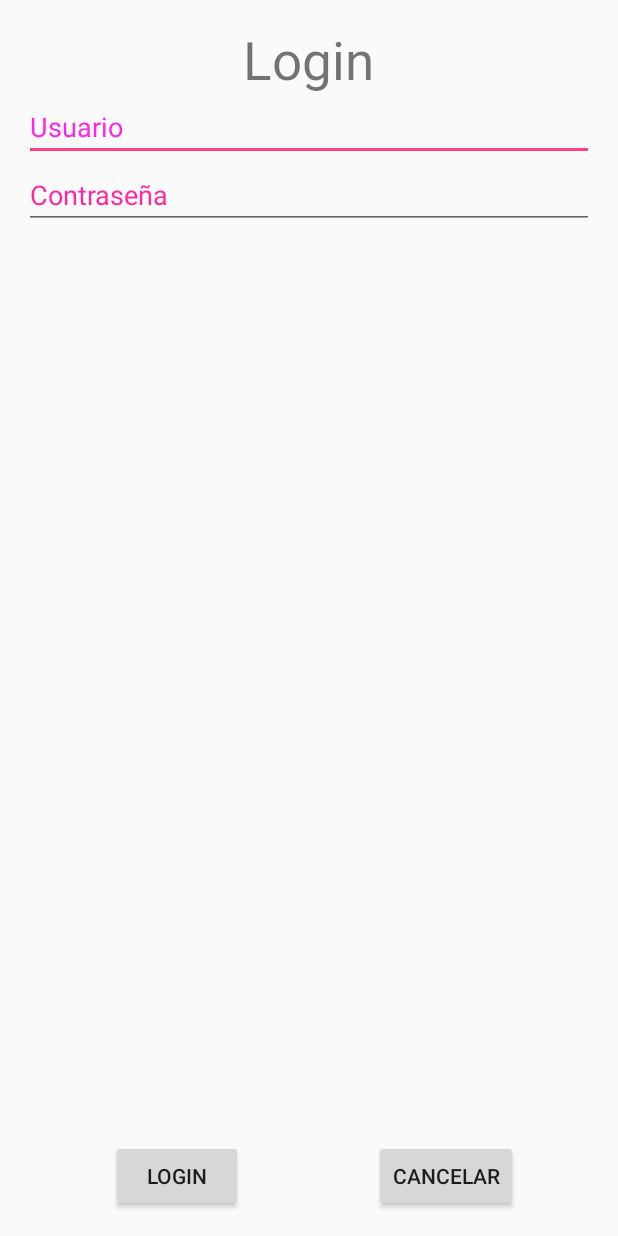
After one commit to proyectotalentumtcp/USTGlobalProject, an Android app: the layout login_activity.xml on its own in the app's theme, with its tools: preview values and no code run, on a phone screen of 412 x 824 dp. The commit adds this screen. Run offline under Robolectric (Android 15) with nearby library versions, the phone set to English and light mode, and no system bars.

Commit message:
Login creado con la interfaz

```diff
--- /dev/null
+++ b/app/src/main/res/layout/login_activity.xml
@@ -0,0 +1,64 @@
+<?xml version="1.0" encoding="utf-8"?>
+<RelativeLayout xmlns:android="http://schemas.android.com/apk/res/android"
+    xmlns:tools="http://schemas.android.com/tools"
+    android:layout_width="match_parent"
+    android:layout_height="match_parent"
+    android:paddingBottom="@dimen/activity_vertical_margin"
+    android:paddingLeft="@dimen/activity_horizontal_margin"
+    android:paddingRight="@dimen/activity_horizontal_margin"
+    android:paddingTop="@dimen/activity_vertical_margin"
+    tools:context="com.example.iuris.ustglobalproject.LoginActivity">
+    <TextView android:text="Login" android:layout_width="wrap_content"
+        android:layout_height="wrap_content"
+        android:id="@+id/textview"
+        android:textSize="35dp"
+        android:layout_alignParentTop="true"
+        android:layout_centerHorizontal="true" />
+
+    <EditText
+        android:layout_width="wrap_content"
+        android:layout_height="wrap_content"
+        android:id="@+id/editText"
+        android:hint="Usuario"
+        android:focusable="true"
+        android:textColorHighlight="#ff7eff15"
+        android:textColorHint="#ffff25e6"
+        android:layout_marginTop="46dp"
+        android:layout_alignParentLeft="true"
+        android:layout_alignParentStart="true"
+        android:layout_alignParentRight="true"
+        android:layout_alignParentEnd="true" />
+
+    <EditText
+        android:layout_width="wrap_content"
+        android:layout_height="wrap_content"
+        android:inputType="textPassword"
+        android:ems="10"
+        android:id="@+id/editText2"
+        android:layout_below="@+id/editText"
+        android:layout_alignParentLeft="true"
+        android:layout_alignParentStart="true"
+        android:layout_alignRight="@+id/editText"
+        android:layout_alignEnd="@+id/editText"
+        android:textColorHint="#ffff299f"
+        android:hint="Contraseña" />
+
+    <Button
+        android:layout_width="wrap_content"
+        android:layout_height="wrap_content"
+        android:text="login"
+        android:id="@+id/button"
+        android:layout_alignParentBottom="true"
+        android:layout_toLeftOf="@+id/textview"
+        android:layout_toStartOf="@+id/textview" />
+
+    <Button
+        android:layout_width="wrap_content"
+        android:layout_height="wrap_content"
+        android:text="Cancelar"
+        android:id="@+id/button2"
+        android:layout_alignParentBottom="true"
+        android:layout_toRightOf="@+id/textview"
+        android:layout_toEndOf="@+id/textview" />
+
+</RelativeLayout>
```
Also changed, not shown: app/src/main/java/com/example/iuris/ustglobalproject/LoginActivity.java (added, +64 -0 lines), app/src/main/java/com/example/iuris/ustglobalproject/MainActivity.java (+0 -9 lines).
